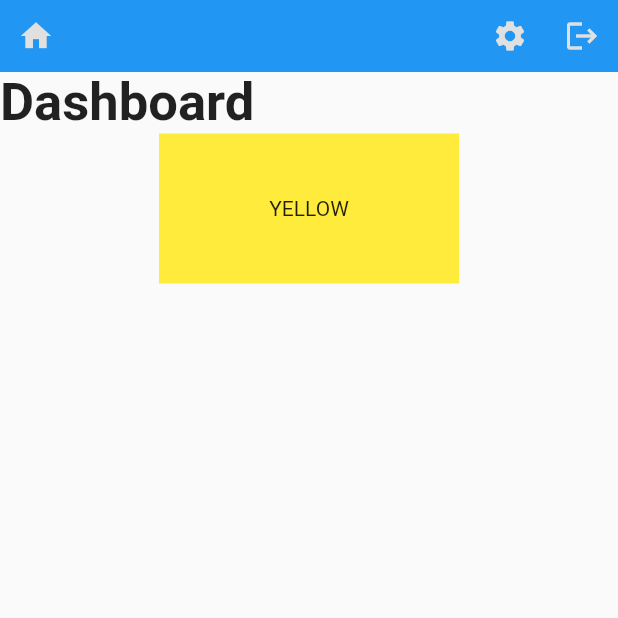
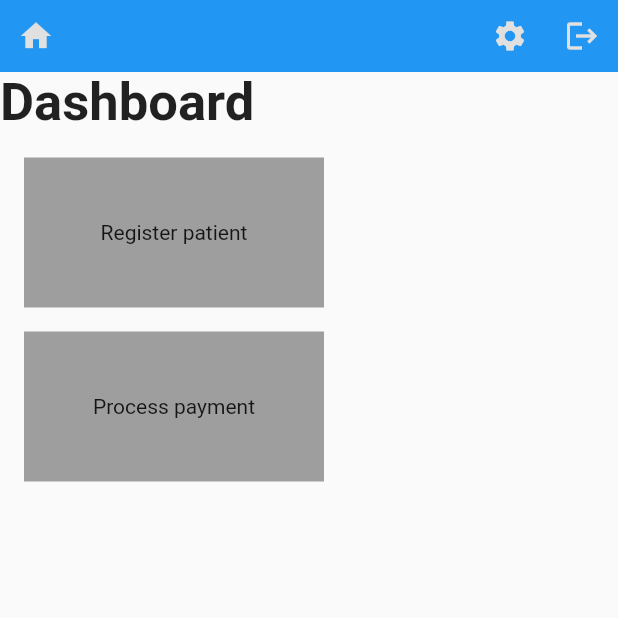
Before and after one commit to ksch-workflows/hospital-administration, a Flutter app: the screen it shows after launch, on a phone screen of 412 x 824 dp, the top half of it. Run offline on Flutter 3.47's test engine with Material 2 defaults, Android fonts, the phone set to English and light mode, and no system bars.

Commit message:
WIP  [ci skip]

```diff
--- a/registration/lib/dashboard.dart
+++ b/registration/lib/dashboard.dart
@@ -1,4 +1,5 @@
 import 'package:flutter/material.dart';
+import 'package:flutter/painting.dart';
 
 class RegistrationDashboard extends StatelessWidget {
   @override
@@ -16,15 +17,38 @@ class RegistrationDashboard extends StatelessWidget {
             ),
           ),
         ),
-        Ink(
-          color: Colors.yellow,
-          width: 200.0,
-          height: 100.0,
-          child: InkWell(
-              onTap: () { },
-              child: Center(
-                child: Text('YELLOW'),
-              )
+        Align(
+          alignment: Alignment.topLeft,
+          child: Wrap(
+            alignment: WrapAlignment.start,
+            children: [
+              Padding(
+                padding: EdgeInsets.fromLTRB(16, 16, 0, 0),
+                child: Ink(
+                  color: Colors.grey,
+                  width: 200.0,
+                  height: 100.0,
+                  child: InkWell(
+                      onTap: () {},
+                      child: Center(
+                        child: Text('Register patient'),
+                      )),
+                ),
+              ),
+              Padding(
+                padding: EdgeInsets.fromLTRB(16, 16, 0, 0),
+                child: Ink(
+                  color: Colors.grey,
+                  width: 200.0,
+                  height: 100.0,
+                  child: InkWell(
+                      onTap: () {},
+                      child: Center(
+                        child: Text('Process payment'),
+                      )),
+                ),
+              ),
+            ],
           ),
         ),
       ],
```
